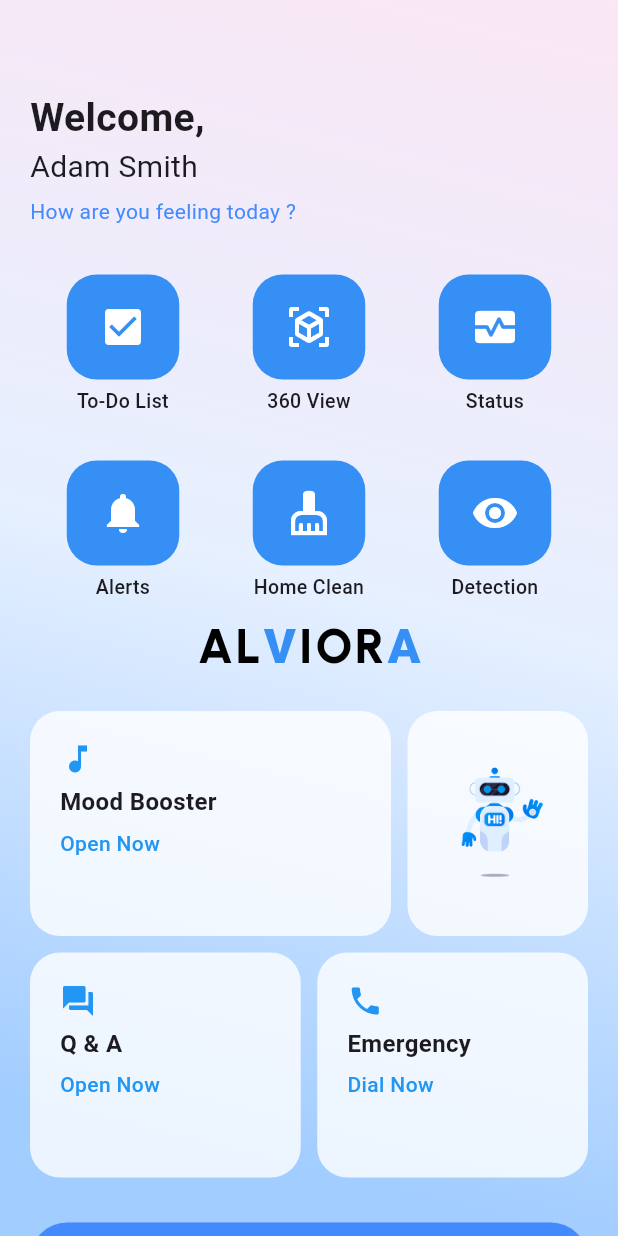
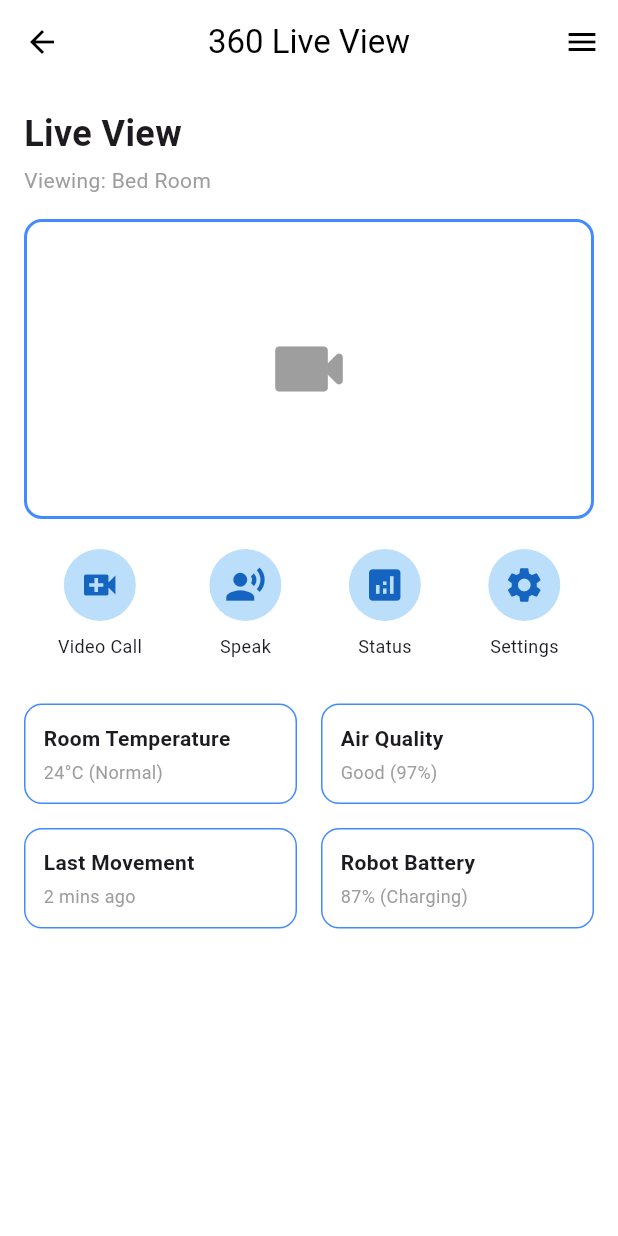
Before and after one commit to Sithumli/Alviora, a Flutter app: the HomeScreen screen opened directly, after a tap on "360 View", on a phone screen of 412 x 824 dp. Run offline on Flutter 3.47's test engine with Material 3 defaults, Android fonts, the phone set to English and light mode, and no system bars; our stand-ins replace firebase_auth, firebase_core; accounts and stored records are empty.

Commit message:
360 view frontend

```diff
--- /dev/null
+++ b/lib/360_view.dart
@@ -0,0 +1,120 @@
+import 'package:flutter/material.dart';
+
+class LiveViewScreen extends StatelessWidget {
+  const LiveViewScreen({super.key});
+
+  @override
+  Widget build(BuildContext context) {
+    return Scaffold(
+      appBar: AppBar(
+        title: const Text('360 Live View', style: TextStyle(color: Colors.black)),
+        centerTitle: true,
+        backgroundColor: Colors.white,
+        leading: IconButton(
+          icon: const Icon(Icons.arrow_back, color: Colors.black),
+          onPressed: () => Navigator.pop(context),
+        ),
+        actions: [
+          IconButton(
+            icon: const Icon(Icons.menu, color: Colors.black),
+            onPressed: () {},
+          )
+        ],
+      ),
+      body: Container(
+        color: Colors.white,
+        padding: const EdgeInsets.all(16),
+        child: Column(
+          crossAxisAlignment: CrossAxisAlignment.start,
+          children: [
+            const Text("Live View", style: TextStyle(fontSize: 24, fontWeight: FontWeight.bold)),
+            const SizedBox(height: 4),
+            const Text("Viewing: Bed Room", style: TextStyle(color: Colors.grey)),
+            const SizedBox(height: 16),
+
+            // 360 View Area (Placeholder for video or WebView)
+            Container(
+              height: 200,
+              width: double.infinity,
+              decoration: BoxDecoration(
+                border: Border.all(color: Colors.blueAccent, width: 2),
+                borderRadius: BorderRadius.circular(12),
+              ),
+              child: const Center(
+                child: Icon(Icons.videocam_rounded, size: 60, color: Colors.grey),
+              ),
+            ),
+
+            const SizedBox(height: 20),
+
+            // Action Buttons
+            Row(
+              mainAxisAlignment: MainAxisAlignment.spaceAround,
+              children: [
+                _actionButton(Icons.video_call, "Video Call"),
+                _actionButton(Icons.record_voice_over, "Speak"),
+                _actionButton(Icons.analytics, "Status"),
+                _actionButton(Icons.settings, "Settings"),
+              ],
+            ),
+
+            const SizedBox(height: 30),
+
+            // Info Cards
+            Wrap(
+              spacing: 16,
+              runSpacing: 16,
+              children: const [
+                InfoCard(title: "Room Temperature", value: "24°C (Normal)"),
+                InfoCard(title: "Air Quality", value: "Good (97%)"),
+                InfoCard(title: "Last Movement", value: "2 mins ago"),
+                InfoCard(title: "Robot Battery", value: "87% (Charging)"),
+              ],
+            )
+          ],
+        ),
+      ),
+    );
+  }
+
+  Widget _actionButton(IconData icon, String label) {
+    return Column(
+      children: [
+        CircleAvatar(
+          radius: 24,
+          backgroundColor: Colors.blue.shade100,
+          child: Icon(icon, color: Colors.blue.shade800, size: 28),
+        ),
+        const SizedBox(height: 8),
+        Text(label, style: const TextStyle(fontSize: 12))
+      ],
+    );
+  }
+}
+
+class InfoCard extends StatelessWidget {
+  final String title;
+  final String value;
+
+  const InfoCard({super.key, required this.title, required this.value});
+
+  @override
+  Widget build(BuildContext context) {
+    return Container(
+      width: (MediaQuery.of(context).size.width / 2) - 24,
+      padding: const EdgeInsets.all(12),
+      decoration: BoxDecoration(
+        border: Border.all(color: Colors.blueAccent),
+        borderRadius: BorderRadius.circular(12),
+      ),
+      child: Column(
+        crossAxisAlignment: CrossAxisAlignment.start,
+        children: [
+          Text(title, style: const TextStyle(fontSize: 14, fontWeight: FontWeight.w600)),
+          const SizedBox(height: 4),
+          Text(value, style: const TextStyle(fontSize: 12, color: Colors.grey)),
+        ],
+      ),
+    );
+  }
+}
--- a/lib/home_screen.dart
+++ b/lib/home_screen.dart
@@ -1,6 +1,7 @@
 import 'package:flutter/material.dart';
 import 'mood_booster.dart';
-import 'ScheduleScreen.dart';  // Import ScheduleScreen from same folder
+import 'ScheduleScreen.dart';
+import '360_view.dart'; // ✅ Import added for 360 View
 
 class HomeScreen extends StatelessWidget {
   const HomeScreen({Key? key}) : super(key: key);
@@ -67,7 +68,14 @@ class HomeScreen extends StatelessWidget {
                             ),
                           );
                         }),
-                        _buildButton(Icons.view_in_ar, "360 View", () {}),
+                        _buildButton(Icons.view_in_ar, "360 View", () {
+                          Navigator.push(
+                            context,
+                            MaterialPageRoute(
+                              builder: (context) => const LiveViewScreen(), // ✅ Page navigation
+                            ),
+                          );
+                        }),
                         _buildButton(Icons.monitor_heart, "Status", () {}),
                         _buildButton(Icons.notifications, "Alerts", () {}),
                         _buildButton(Icons.cleaning_services, "Home Clean", () {}),
```
Also changed, not shown: 4 other files.
